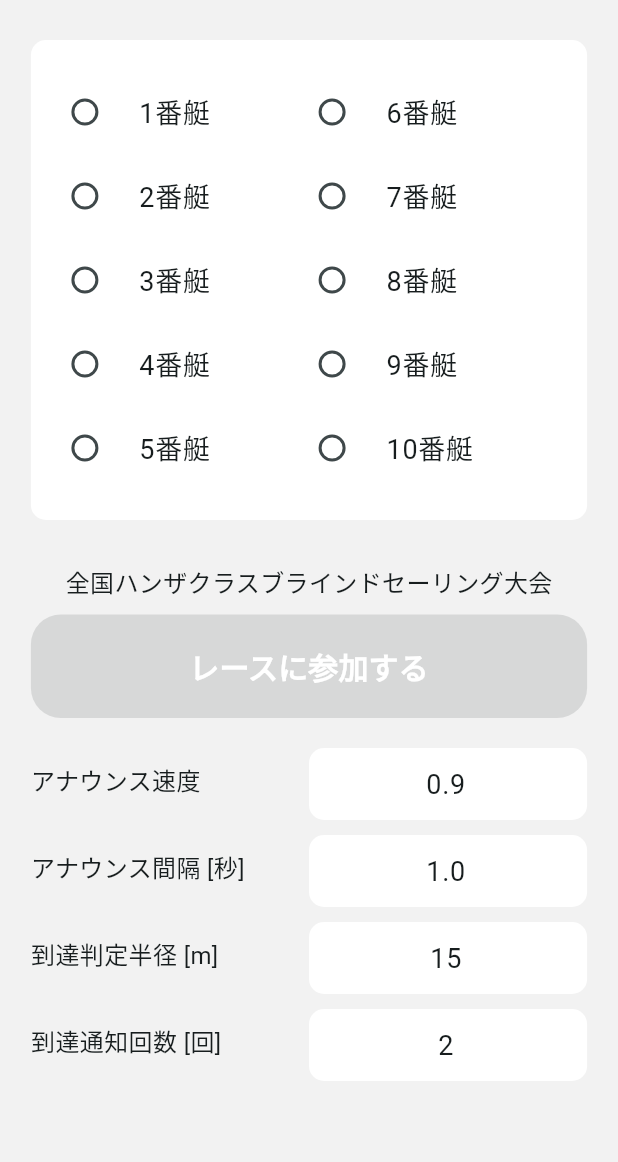
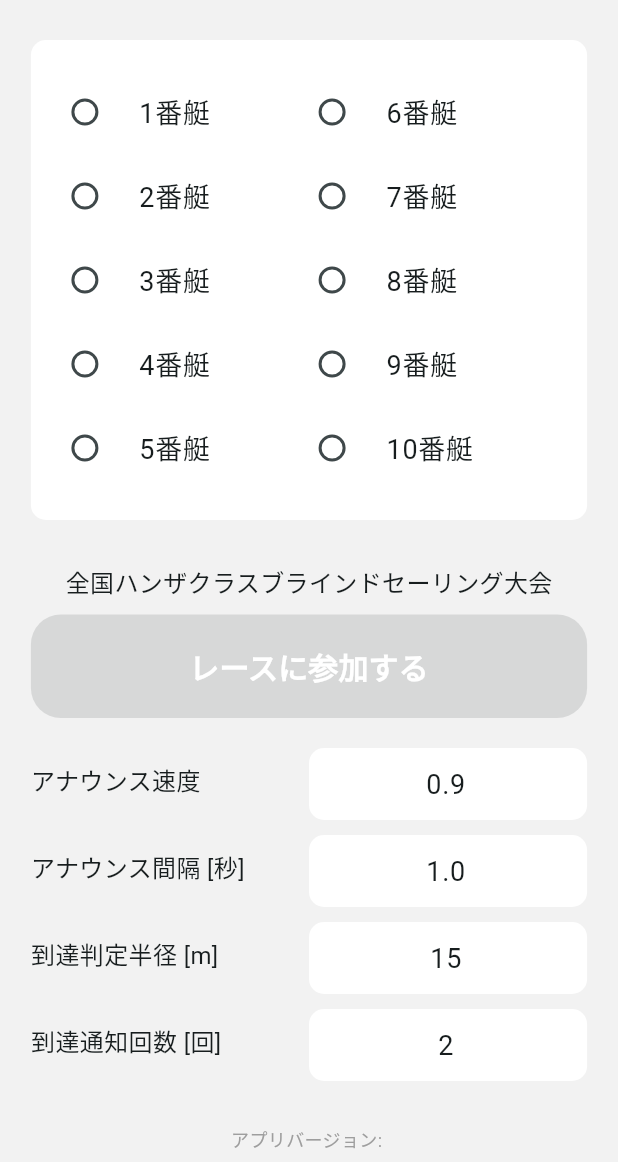
Before and after one commit to takara2314/bsam, a Flutter app: the screen it shows after launch, on a phone screen of 412 x 824 dp, the part 74-1236 px from its top. Run offline on Flutter 3.47's test engine with Material 3 defaults, Android fonts, the phone set to English and light mode, and no system bars; our stand-ins replace battery_plus, firebase_core, firebase_crashlytics, flutter_compass, flutter_dotenv, flutter_riverpod and 7 more; missing offline and left inert: async_locks, jwt_decode; accounts and stored records are empty; statements that could not run were skipped.

Commit message:
change: バージョン戦略をカレンダーバージョニングに変更 (#12)

```diff
--- a/lib/pages/home/page.dart
+++ b/lib/pages/home/page.dart
@@ -1,4 +1,5 @@
 import 'package:flutter/material.dart';
+import 'package:package_info_plus/package_info_plus.dart';
 
 import 'package:permission_handler/permission_handler.dart';
 import 'package:flutter_riverpod/flutter_riverpod.dart';
@@ -49,6 +50,7 @@ class _Home extends ConsumerState<Home> {
   int _reachNoticeNum = reachNoticeNumInit;
   final double _headingFix = headingFixInit;
   final bool _isAnnounceNeighbors = false;
+  String _version = '';
 
   @override
   void initState() {
@@ -65,6 +67,7 @@ class _Home extends ConsumerState<Home> {
       _loadWavenetToken();
       _loadAssocInfo();
       _loadUserInfo();
+      _loadVersion();
     }();
   }
 
@@ -177,6 +180,13 @@ class _Home extends ConsumerState<Home> {
     }
   }
 
+  _loadVersion() async {
+    final packageInfo = await PackageInfo.fromPlatform();
+    setState(() {
+      _version = packageInfo.version;
+    });
+  }
+
   @override
   Widget build(BuildContext context) {
     return Scaffold(
@@ -220,7 +230,17 @@ class _Home extends ConsumerState<Home> {
                 reachNoticeNum: _reachNoticeNum,
                 reachNoticeNumInit: reachNoticeNumInit,
                 changeReachNoticeNumAtTextForm: _changeReachNoticeNumAtTextForm
-              )
+              ),
+              Padding(
+                padding: const EdgeInsets.only(top: 10, bottom: 50),
+                child: Text(
+                  'アプリバージョン: $_version',
+                  style: const TextStyle(
+                    fontSize: 12,
+                    color: Colors.grey
+                  ),
+                ),
+              ),
             ]
           )
         )
--- a/pubspec.yaml
+++ b/pubspec.yaml
@@ -17,7 +17,7 @@ publish_to: "none" # Remove this line if you wish to publish to pub.dev
 # https://developer.apple.com/library/archive/documentation/General/Reference/InfoPlistKeyReference/Articles/CoreFoundationKeys.html
 # In Windows, build-name is used as the major, minor, and patch parts
 # of the product and file versions while build-number is used as the build suffix.
-version: 1.0.0+1
+version: 25.04.30+1
 
 environment:
   sdk: ^3.7.2
@@ -50,6 +50,7 @@ dependencies:
   flutter_tts: ^4.2.2
   battery_plus: ^6.2.1
   async_locks: ^4.0.2
+  package_info_plus: ^8.3.0
 
 dev_dependencies:
   flutter_test:
```
Also changed, not shown: pubspec.lock.
